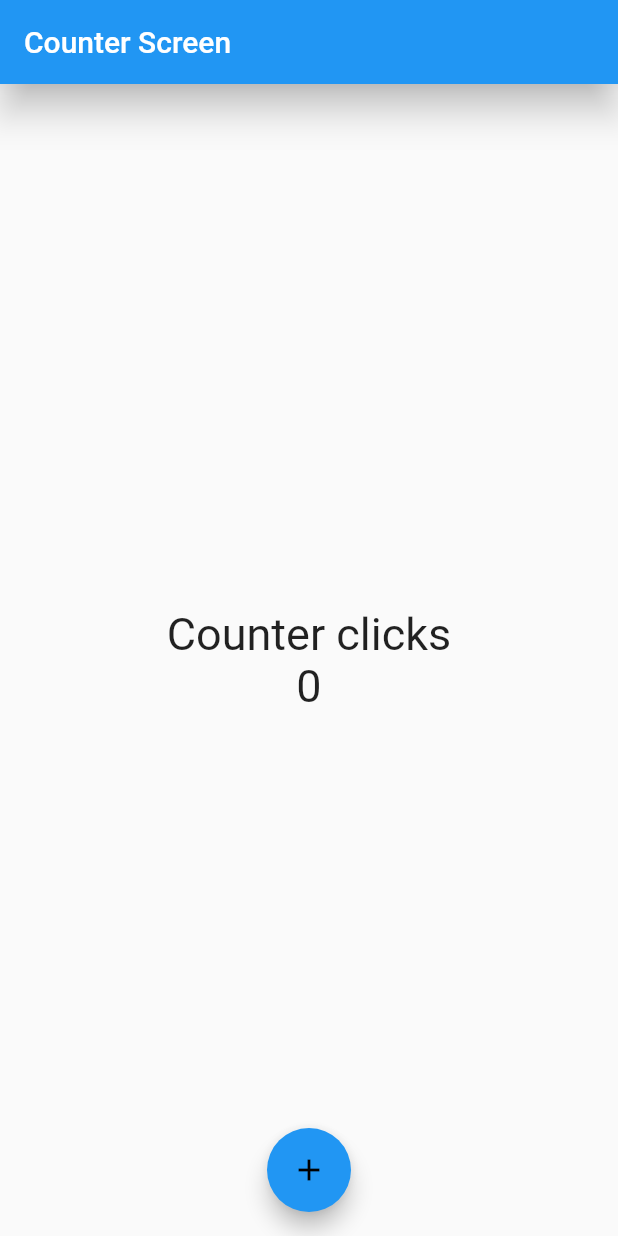
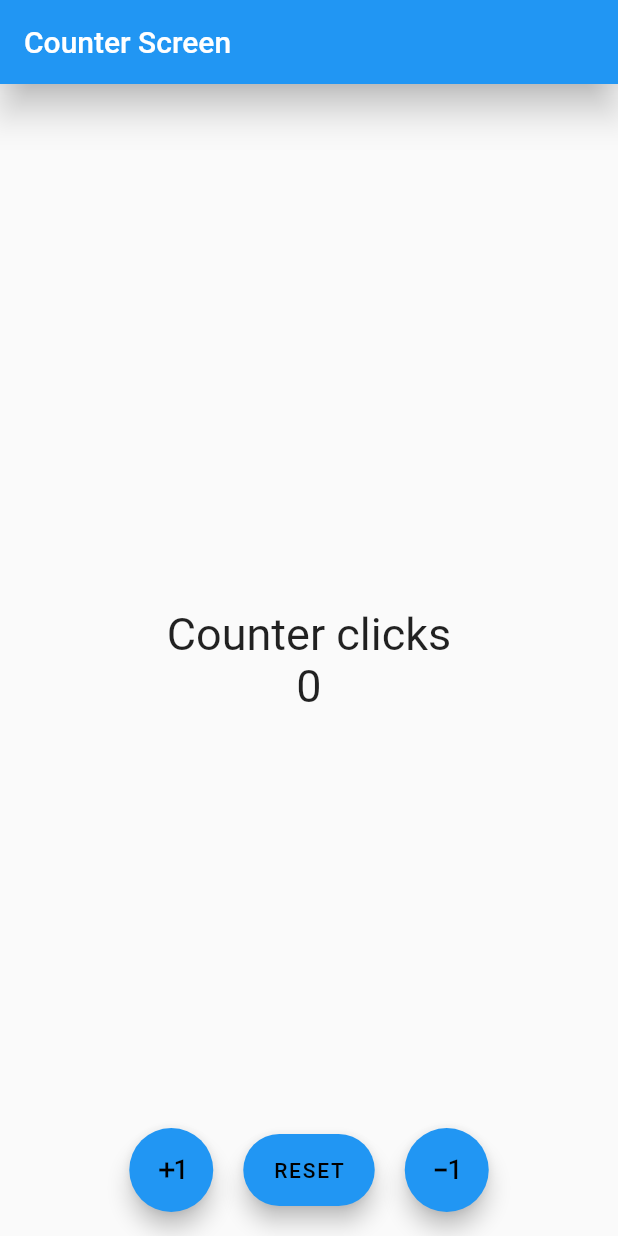
Before and after one commit to nmahnic/firstDartProj, a Flutter app: the screen it shows after launch, on a phone screen of 412 x 824 dp. Run offline on Flutter 3.47's test engine with Material 2 defaults, Android fonts, the phone set to English and light mode, and no system bars.

Commit message:
plus, minus, reset

```diff
--- a/lib/screens/counter_screen.dart
+++ b/lib/screens/counter_screen.dart
@@ -32,25 +32,39 @@ class _CounterScrenState extends State<CounterScren> {
         ),
       ),
       floatingActionButtonLocation: FloatingActionButtonLocation.centerFloat,
-      floatingActionButton:
+      floatingActionButton: Row(
+          mainAxisAlignment: MainAxisAlignment.center,
+          children: [
             FloatingActionButton(
               backgroundColor: Colors.blue,
               foregroundColor: Colors.black,
               onPressed: () {
-            print(_counter);
-            /*
                 _counter++;
                 setState(() {});
-            */
-            /*
-            _counter++;
-            setState(() => {});
-            */
-            setState(() => { //callback
-              _counter++
-            });
               },
-          child: const Icon(Icons.add),
+              child: const Icon(Icons.exposure_plus_1),
+            ),
+            const SizedBox(width: 20),
+            FloatingActionButton.extended(
+              backgroundColor: Colors.blue,
+              foregroundColor: Colors.black,
+              onPressed: () {
+                _counter = 0;
+                setState(() {});
+              },
+              label: const Text('RESET')
+            ),
+            const SizedBox(width: 20),
+            FloatingActionButton(
+              backgroundColor: Colors.blue,
+              foregroundColor: Colors.black,
+              onPressed: () {
+                _counter--;
+                setState(() {});
+              },
+              child: const Icon(Icons.exposure_minus_1),
+            ),
+          ],
         ),
     );
   }
```
Lines whose indentation alone changed are shown as unchanged.
